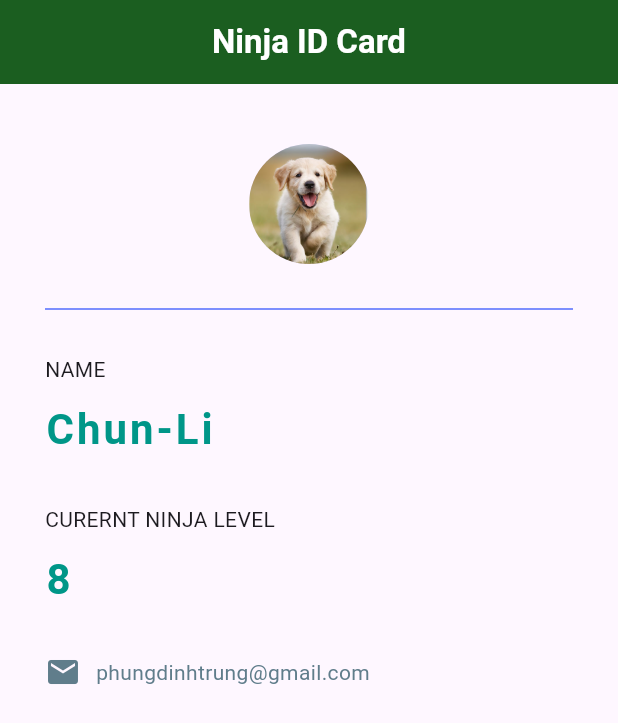
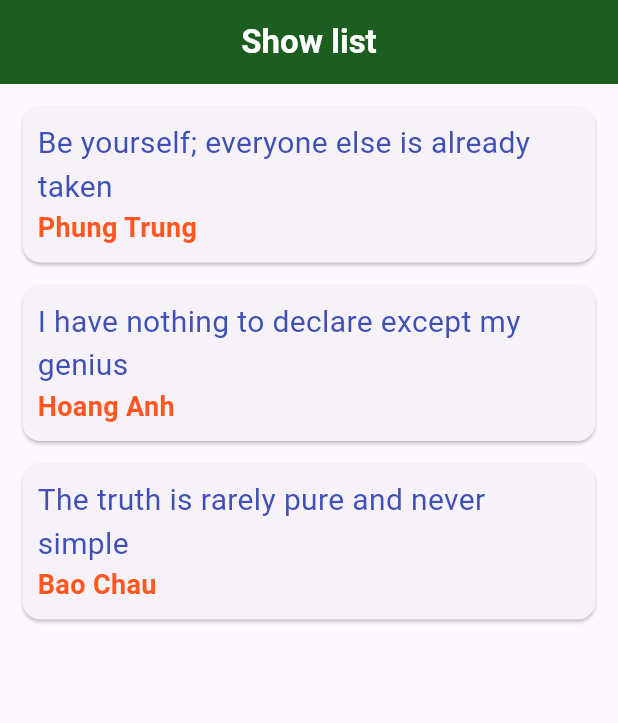
Before and after one commit to phungdinhtrung/flutter-tutorial, a Flutter app: the screen it shows after launch, on a phone screen of 412 x 824 dp. Shown: the top 723 px of the screen. Run offline on Flutter 3.47's test engine with Material 3 defaults, Android fonts, the phone set to English and light mode, and no system bars.

Commit message:
Show list data

```diff
--- a/flutter_application/lib/components/body.dart
+++ b/flutter_application/lib/components/body.dart
@@ -1,53 +1,25 @@
 import 'package:flutter/material.dart';
+import 'quote.dart';
+import 'quote_card.dart';
 
-class Body extends StatelessWidget {
+class Body extends StatefulWidget {
   const Body({super.key});
 
   @override
+  State<Body> createState() => _BodyState();
+}
+
+class _BodyState extends State<Body> {
+  List<Quote> quotes = [
+    Quote(author: 'Phung Trung', text: 'Be yourself; everyone else is already taken'),
+    Quote(text: 'I have nothing to declare except my genius', author: 'Hoang Anh'),
+    Quote(text: 'The truth is rarely pure and never simple', author: 'Bao Chau')
+  ];
+
+  @override
   Widget build(BuildContext context) {
-    return const Padding(
-        padding: EdgeInsets.fromLTRB(30, 40, 30, 0),
-        child: Column(
-            crossAxisAlignment: CrossAxisAlignment.start,
-            children: <Widget>[
-              Center(
-                child: CircleAvatar(
-                  backgroundImage: AssetImage('assets/images/dog.jpg'),
-                  radius: 40.0,
-                ),
-              ),
-              Divider(
-                height: 60,
-                color: Colors.indigoAccent,
-              ),
-              Text('NAME'),
-              SizedBox(height: 10),
-              Text('Chun-Li',
-                  style: TextStyle(
-                    color: Colors.teal,
-                    letterSpacing: 2.0,
-                    fontSize: 28.0,
-                    fontWeight: FontWeight.bold,
-                  )),
-              SizedBox(height: 30),
-              Text('CURERNT NINJA LEVEL'),
-              SizedBox(height: 10),
-              Text('8',
-                  style: TextStyle(
-                    color: Colors.teal,
-                    letterSpacing: 2.0,
-                    fontSize: 28.0,
-                    fontWeight: FontWeight.bold,
-                  )),
-              SizedBox(height: 30),
-              Row(children: <Widget>[
-                Icon(Icons.email, color: Colors.blueGrey),
-                SizedBox(width: 10),
-                Text(
-                  'phungdinhtrung@gmail.com',
-                  style: TextStyle(color: Colors.blueGrey),
-                )
-              ])
-            ]));
+    return Column(
+      children: quotes.map((quote) => QuoteCard(quote: quote)).toList(),
+    );
   }
 }
--- a/flutter_application/lib/components/home.dart
+++ b/flutter_application/lib/components/home.dart
@@ -9,7 +9,7 @@ class Home extends StatelessWidget {
     return Scaffold(
         appBar: AppBar(
           title: const Text(
-            'Ninja ID Card',
+            'Show list',
             style: TextStyle(
               color: Colors.white,
               fontWeight: FontWeight.bold,
--- /dev/null
+++ b/flutter_application/lib/components/quote.dart
@@ -0,0 +1,6 @@
+class Quote {
+  String ? text;
+  String ? author;
+
+  Quote({required this.text, required this.author});
+}
--- /dev/null
+++ b/flutter_application/lib/components/quote_card.dart
@@ -0,0 +1,38 @@
+import 'package:flutter/material.dart';
+import 'quote.dart';
+
+class QuoteCard extends StatelessWidget {
+  final Quote quote;
+
+  const QuoteCard({super.key, required this.quote});
+
+  @override
+  Widget build(BuildContext context) {
+    return Card(
+      margin: const EdgeInsets.fromLTRB(15, 15, 15, 0),
+      child: Padding(
+        padding: const EdgeInsets.all(10),
+        child: Column(
+          crossAxisAlignment: CrossAxisAlignment.stretch,
+          children: <Widget> [
+            Text(
+              '${quote.text}',
+              style: const TextStyle(
+                  color: Colors.indigo,
+                  fontSize: 20
+              ),
+            ),
+            Text(
+              '${quote.author}',
+              style: const TextStyle(
+                  color: Colors.deepOrange,
+                  fontSize: 18,
+                  fontWeight: FontWeight.bold
+              ),
+            )
+          ],
+        ),
+      ),
+    );
+  }
+}
```
